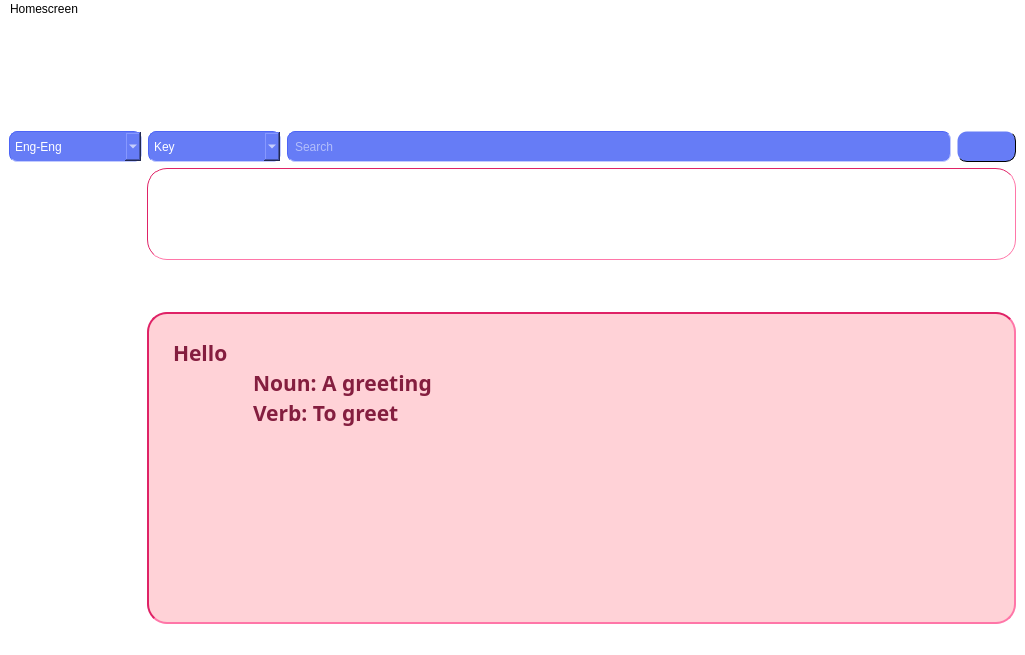
Qt form mainwindow.ui (OHonSam/CS163_Group2_Dictionary) before a commit.
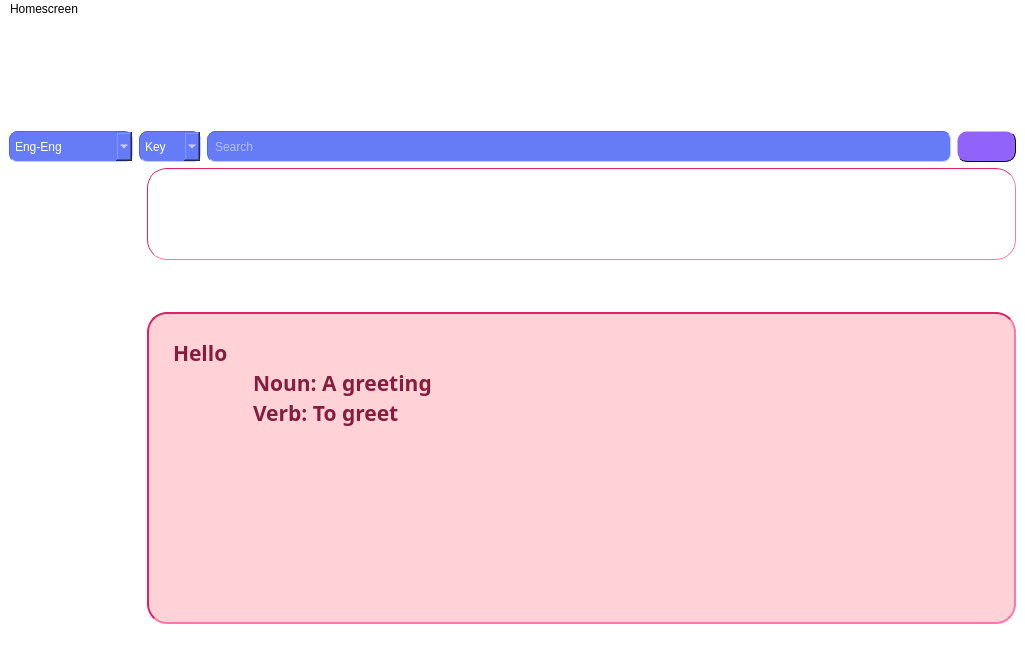
The same form after that commit. Icons and pictures are not drawn.

The edit to the form file:
```diff
--- a/mainwindow.ui
+++ b/mainwindow.ui
@@ -44,6 +44,12 @@
      <layout class="QVBoxLayout" name="verticalLayout">
       <item>
        <widget class="QPushButton" name="pushButton_4">
+        <property name="sizePolicy">
+         <sizepolicy hsizetype="Preferred" vsizetype="Ignored">
+          <horstretch>12</horstretch>
+          <verstretch>10</verstretch>
+         </sizepolicy>
+        </property>
         <property name="font">
          <font>
           <family>Comfortaa</family>
@@ -72,6 +78,12 @@
       </item>
       <item>
        <widget class="QPushButton" name="pushButton_5">
+        <property name="sizePolicy">
+         <sizepolicy hsizetype="Preferred" vsizetype="Ignored">
+          <horstretch>12</horstretch>
+          <verstretch>10</verstretch>
+         </sizepolicy>
+        </property>
         <property name="styleSheet">
          <string notr="true">background-image: url(:/background/images/bg/button.png);
 padding: 30px;
@@ -92,6 +104,12 @@
       </item>
       <item>
        <widget class="QPushButton" name="pushButton_6">
+        <property name="sizePolicy">
+         <sizepolicy hsizetype="Preferred" vsizetype="Ignored">
+          <horstretch>12</horstretch>
+          <verstretch>10</verstretch>
+         </sizepolicy>
+        </property>
         <property name="styleSheet">
          <string notr="true">background-image: url(:/background/images/bg/button.png);
 padding: 30px;
@@ -112,6 +130,12 @@
       </item>
       <item>
        <widget class="QPushButton" name="pushButton_7">
+        <property name="sizePolicy">
+         <sizepolicy hsizetype="Preferred" vsizetype="Ignored">
+          <horstretch>12</horstretch>
+          <verstretch>10</verstretch>
+         </sizepolicy>
+        </property>
         <property name="styleSheet">
          <string notr="true">background-image: url(:/background/images/bg/button.png);
 padding: 30px;
@@ -132,6 +156,12 @@
       </item>
       <item>
        <widget class="QPushButton" name="pushButton_8">
+        <property name="sizePolicy">
+         <sizepolicy hsizetype="Preferred" vsizetype="Ignored">
+          <horstretch>12</horstretch>
+          <verstretch>10</verstretch>
+         </sizepolicy>
+        </property>
         <property name="styleSheet">
          <string notr="true">background-image: url(:/background/images/bg/button.png);
 padding: 30px;
@@ -235,6 +265,12 @@
           </item>
           <item>
            <widget class="QPushButton" name="pushButton">
+            <property name="sizePolicy">
+             <sizepolicy hsizetype="Ignored" vsizetype="Fixed">
+              <horstretch>0</horstretch>
+              <verstretch>0</verstretch>
+             </sizepolicy>
+            </property>
             <property name="styleSheet">
              <string notr="true">padding: 10px;
 border-color: rgb(223, 34, 102);
@@ -363,7 +399,7 @@
          <widget class="QComboBox" name="comboBox">
           <property name="sizePolicy">
            <sizepolicy hsizetype="Ignored" vsizetype="Ignored">
-            <horstretch>1</horstretch>
+            <horstretch>8</horstretch>
             <verstretch>0</verstretch>
            </sizepolicy>
           </property>
@@ -413,7 +449,7 @@
          <widget class="QComboBox" name="comboBox_2">
           <property name="sizePolicy">
            <sizepolicy hsizetype="Ignored" vsizetype="Ignored">
-            <horstretch>1</horstretch>
+            <horstretch>4</horstretch>
             <verstretch>0</verstretch>
            </sizepolicy>
           </property>
@@ -453,7 +489,7 @@
          <widget class="QLineEdit" name="lineEdit">
           <property name="sizePolicy">
            <sizepolicy hsizetype="Ignored" vsizetype="Ignored">
-            <horstretch>5</horstretch>
+            <horstretch>48</horstretch>
             <verstretch>0</verstretch>
            </sizepolicy>
           </property>
@@ -503,8 +539,8 @@
 border-radius: 10px;
   min-height: 1px;
   min-width: 1px;
-border-image:url(:/images/search.svg);
-background-color: rgb(102, 124, 246);</string>
+background-color: rgb(145, 99, 251);
+border-image:url(:/images/search.svg);</string>
           </property>
           <property name="text">
            <string/>
```
Left out of the diff: 13 changed lines with no effect on the pictures.
